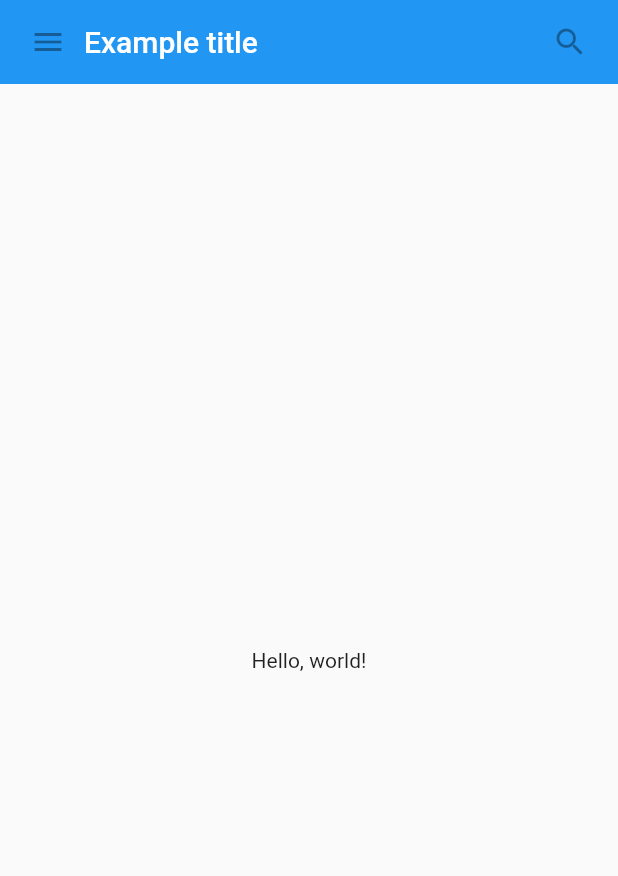
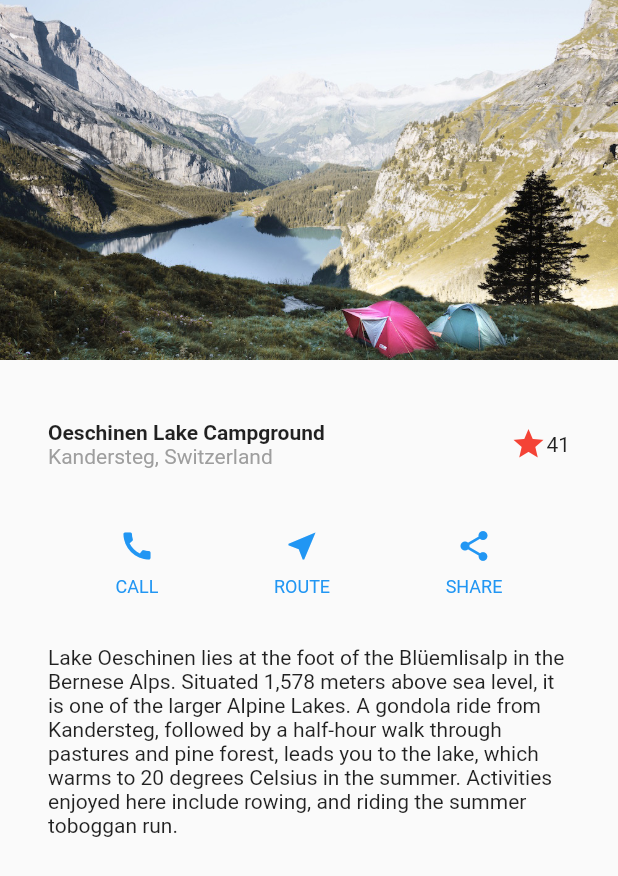
Before and after one commit to phamhien2102/my-notebook, a Flutter app: the screen it shows after launch, on a phone screen of 412 x 824 dp. Shown: the top 876 px of the screen. Run offline on Flutter 3.47's test engine with Material 2 defaults, Android fonts, the phone set to English and light mode, and no system bars.

Commit message:
UI/Add interactivity

```diff
--- /dev/null
+++ b/my_study/flutter/training_flutter/lib/basic_widgets/main.dart
@@ -0,0 +1,76 @@
+import 'package:flutter/material.dart';
+
+class MyAppBar extends StatelessWidget {
+  const MyAppBar({required this.title, Key? key}) : super(key: key);
+
+  // Fields in a Widget subclass are always marked "final".
+
+  final Widget title;
+
+  @override
+  Widget build(BuildContext context) {
+    return Container(
+      height: 56.0, // in logical pixels
+      padding: const EdgeInsets.symmetric(horizontal: 8.0),
+      decoration: BoxDecoration(color: Colors.blue[500]),
+      // Row is a horizontal, linear layout.
+      child: Row(
+        // <Widget> is the type of items in the list.
+        children: [
+          const IconButton(
+            icon: Icon(Icons.menu),
+            tooltip: 'Navigation menu',
+            onPressed: null, // null disables the button
+          ),
+          // Expanded expands its child
+          // to fill the available space.
+          Expanded(
+            child: title,
+          ),
+          const IconButton(
+            icon: Icon(Icons.search),
+            tooltip: 'Search',
+            onPressed: null,
+          ),
+        ],
+      ),
+    );
+  }
+}
+
+class MyScaffold extends StatelessWidget {
+  const MyScaffold({Key? key}) : super(key: key);
+
+  @override
+  Widget build(BuildContext context) {
+    // Material is a conceptual piece
+    // of paper on which the UI appears.
+    return Material(
+      // Column is a vertical, linear layout.
+      child: Column(
+        children: [
+          MyAppBar(
+            title: Text(
+              'Example title',
+              style: Theme.of(context) //
+                  .primaryTextTheme
+                  .headline6,
+            ),
+          ),
+          const Expanded(
+            child: Center(
+              child: Text('Hello, world!'),
+            ),
+          ),
+        ],
+      ),
+    );
+  }
+}
+
+const test = MaterialApp(
+  title: 'My app', // used by the OS task switcher
+  home: SafeArea(
+    child: MyScaffold(),
+  ),
+);
--- /dev/null
+++ b/my_study/flutter/training_flutter/lib/building_layout/main.dart
@@ -0,0 +1,150 @@
+import 'package:flutter/material.dart';
+
+class MyBuildingLayout extends StatelessWidget {
+  const MyBuildingLayout({Key? key}) : super(key: key);
+
+  @override
+  Widget build(BuildContext context) {
+    Color color = Theme.of(context).primaryColor;
+    Widget titleSection = Container(
+      padding: const EdgeInsets.all(32.0),
+      child: Row(
+        children: [
+          Expanded(
+              child: Column(
+            crossAxisAlignment: CrossAxisAlignment.start,
+            children: [
+              Container(
+                child: const Text(
+                  'Oeschinen Lake Campground',
+                  style: TextStyle(
+                      fontWeight: FontWeight.bold,
+                      decoration: TextDecoration.none),
+                ),
+              ),
+              Text(
+                'Kandersteg, Switzerland',
+                style: TextStyle(
+                    color: Colors.grey[500], decoration: TextDecoration.none),
+              ),
+            ],
+          )),
+          FavoriteWidget()
+        ],
+      ),
+    );
+
+    Widget buttonSection = Row(
+      mainAxisAlignment: MainAxisAlignment.spaceEvenly,
+      children: [
+        _buildButtonColumn(color, Icons.call, 'CALL'),
+        _buildButtonColumn(color, Icons.near_me, 'ROUTE'),
+        _buildButtonColumn(color, Icons.share, 'SHARE'),
+      ],
+    );
+
+    Widget textSection = const Padding(
+      padding: EdgeInsets.all(32),
+      child: Text(
+        'Lake Oeschinen lies at the foot of the Blüemlisalp in the Bernese '
+        'Alps. Situated 1,578 meters above sea level, it is one of the '
+        'larger Alpine Lakes. A gondola ride from Kandersteg, followed by a '
+        'half-hour walk through pastures and pine forest, leads you to the '
+        'lake, which warms to 20 degrees Celsius in the summer. Activities '
+        'enjoyed here include rowing, and riding the summer toboggan run.',
+        softWrap: true,
+        style: TextStyle(decoration: TextDecoration.none),
+      ),
+    );
+
+    return ListView(
+      children: [
+        Image.asset(
+          'assets/images/lake.jpeg',
+          width: 600,
+          height: 240,
+          fit: BoxFit.cover,
+        ),
+        titleSection,
+        buttonSection,
+        textSection
+      ],
+    );
+  }
+
+  Column _buildButtonColumn(Color color, IconData icon, String label) {
+    return Column(
+      mainAxisSize: MainAxisSize.min,
+      mainAxisAlignment: MainAxisAlignment.center,
+      children: [
+        Icon(icon, color: color),
+        Container(
+          margin: const EdgeInsets.only(top: 8),
+          child: Text(
+            label,
+            style: TextStyle(
+              fontSize: 12,
+              fontWeight: FontWeight.w400,
+              color: color,
+            ),
+          ),
+        ),
+      ],
+    );
+  }
+}
+
+class FavoriteWidget extends StatefulWidget {
+  FavoriteWidget({Key? key}) : super(key: key);
+
+  @override
+  State<FavoriteWidget> createState() => _FavoriteWidgetState();
+}
+
+class _FavoriteWidgetState extends State<FavoriteWidget> {
+  bool _isFavorited = true;
+  int _favoriteCount = 41;
+  void _toggleFavorite() {
+    setState(() {
+      if (_isFavorited) {
+        _favoriteCount -= 1;
+        _isFavorited = false;
+      } else {
+        _favoriteCount += 1;
+        _isFavorited = true;
+      }
+    });
+  }
+
+  @override
+  Widget build(BuildContext context) {
+    return Row(
+      mainAxisSize: MainAxisSize.min,
+      children: [
+        Container(
+          padding: const EdgeInsets.all(0),
+          child: IconButton(
+            padding: const EdgeInsets.all(0),
+            alignment: Alignment.centerRight,
+            icon: (_isFavorited
+                ? const Icon(Icons.star)
+                : const Icon(Icons.star_border)),
+            color: Colors.red[500],
+            onPressed: _toggleFavorite,
+          ),
+        ),
+        Text(
+          _favoriteCount.toString(),
+          style: const TextStyle(decoration: TextDecoration.none),
+        ),
+      ],
+    );
+  }
+}
+
+const BuildingLayout = MaterialApp(
+  title: 'My app', // used by the OS task switcher
+  home: Scaffold(
+    body: MyBuildingLayout(),
+  ),
+);
--- a/my_study/flutter/training_flutter/lib/main.dart
+++ b/my_study/flutter/training_flutter/lib/main.dart
@@ -1,80 +1,7 @@
 import 'package:flutter/material.dart';
-
-class MyAppBar extends StatelessWidget {
-  const MyAppBar({required this.title, Key? key}) : super(key: key);
-
-  // Fields in a Widget subclass are always marked "final".
-
-  final Widget title;
-
-  @override
-  Widget build(BuildContext context) {
-    return Container(
-      height: 56.0, // in logical pixels
-      padding: const EdgeInsets.symmetric(horizontal: 8.0),
-      decoration: BoxDecoration(color: Colors.blue[500]),
-      // Row is a horizontal, linear layout.
-      child: Row(
-        // <Widget> is the type of items in the list.
-        children: [
-          const IconButton(
-            icon: Icon(Icons.menu),
-            tooltip: 'Navigation menu',
-            onPressed: null, // null disables the button
-          ),
-          // Expanded expands its child
-          // to fill the available space.
-          Expanded(
-            child: title,
-          ),
-          const IconButton(
-            icon: Icon(Icons.search),
-            tooltip: 'Search',
-            onPressed: null,
-          ),
-        ],
-      ),
-    );
-  }
-}
-
-class MyScaffold extends StatelessWidget {
-  const MyScaffold({Key? key}) : super(key: key);
-
-  @override
-  Widget build(BuildContext context) {
-    // Material is a conceptual piece
-    // of paper on which the UI appears.
-    return Material(
-      // Column is a vertical, linear layout.
-      child: Column(
-        children: [
-          MyAppBar(
-            title: Text(
-              'Example title',
-              style: Theme.of(context) //
-                  .primaryTextTheme
-                  .headline6,
-            ),
-          ),
-          const Expanded(
-            child: Center(
-              child: Text('Hello, world!'),
-            ),
-          ),
-        ],
-      ),
-    );
-  }
-}
+import 'package:training_flutter/basic_widgets/main.dart';
+import 'package:training_flutter/building_layout/main.dart';
 
 void main() {
-  runApp(
-    const MaterialApp(
-      title: 'My app', // used by the OS task switcher
-      home: SafeArea(
-        child: MyScaffold(),
-      ),
-    ),
-  );
+  runApp(BuildingLayout);
 }
```
Also changed, not shown: my_study/flutter/training_flutter/pubspec.yaml (+3 -5 lines), my_study/flutter/training_flutter/assets/images/lake.jpeg (added).
